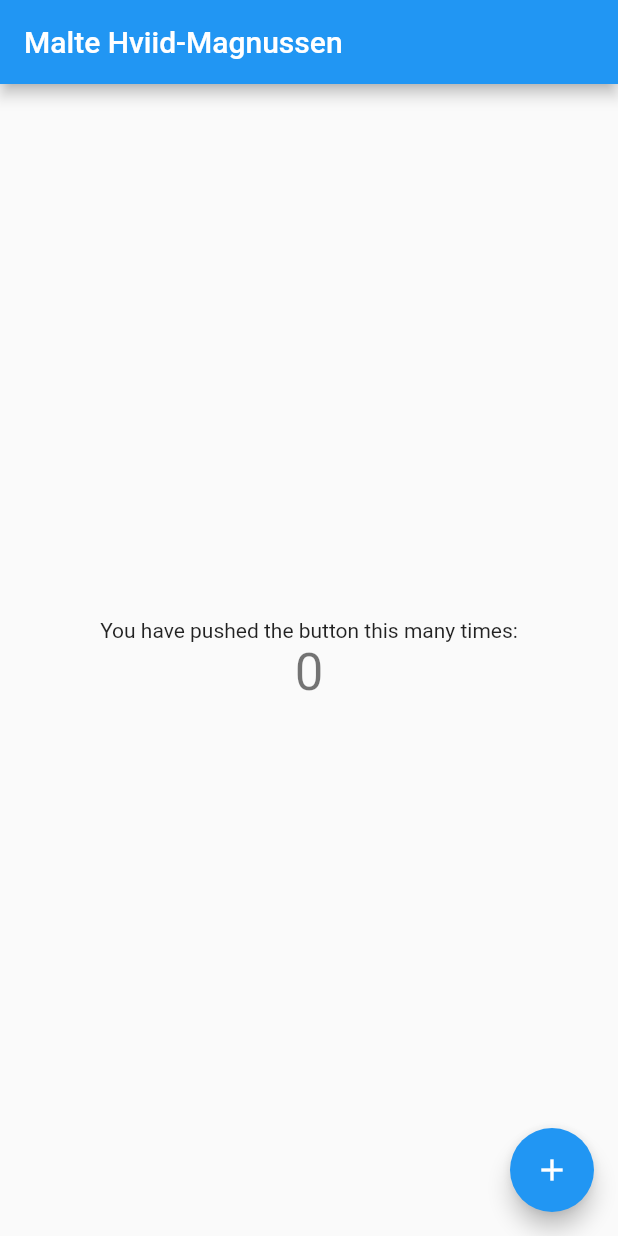
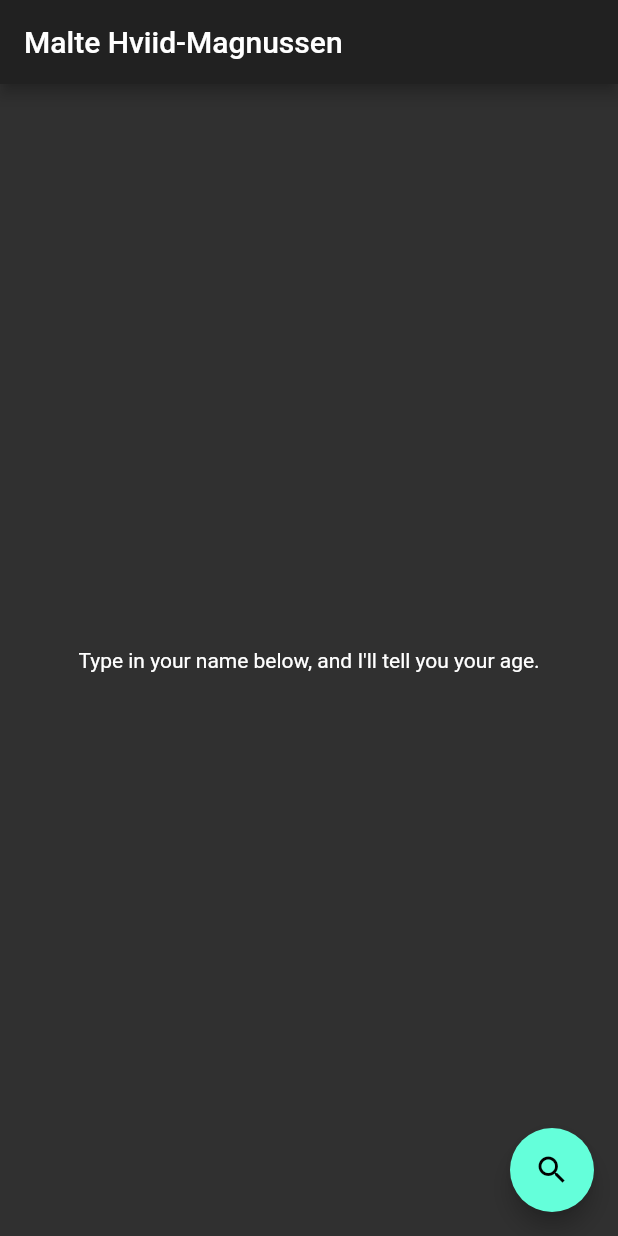
Before and after one commit to MalteMagnussen/flutterhobby, a Flutter app: the screen it shows after launch, on a phone screen of 412 x 824 dp. Run offline on Flutter 3.47's test engine with Material 2 defaults, Android fonts, the phone set to English and light mode, and no system bars.

Commit message:
Changed theme and cleaned up default code

```diff
--- a/lib/main.dart
+++ b/lib/main.dart
@@ -12,103 +12,35 @@ class MyApp extends StatelessWidget {
   Widget build(BuildContext context) {
     return MaterialApp(
       title: 'Malte Hviid-Magnussen',
-      theme: ThemeData(
-        // This is the theme of your application.
-        //
-        // Try running your application with "flutter run". You'll see the
-        // application has a blue toolbar. Then, without quitting the app, try
-        // changing the primarySwatch below to Colors.green and then invoke
-        // "hot reload" (press "r" in the console where you ran "flutter run",
-        // or simply save your changes to "hot reload" in a Flutter IDE).
-        // Notice that the counter didn't reset back to zero; the application
-        // is not restarted.
-        primarySwatch: Colors.blue,
-      ),
-      home: const MyHomePage(title: 'Malte Hviid-Magnussen'),
+      theme: ThemeData.dark(),
+      home: const MyHomePage(),
     );
   }
 }
 
 class MyHomePage extends StatefulWidget {
-  const MyHomePage({Key? key, required this.title}) : super(key: key);
-
-  // This widget is the home page of your application. It is stateful, meaning
-  // that it has a State object (defined below) that contains fields that affect
-  // how it looks.
-
-  // This class is the configuration for the state. It holds the values (in this
-  // case the title) provided by the parent (in this case the App widget) and
-  // used by the build method of the State. Fields in a Widget subclass are
-  // always marked "final".
-
-  final String title;
-
+  const MyHomePage({Key? key}) : super(key: key);
   @override
   State<MyHomePage> createState() => _MyHomePageState();
 }
 
 class _MyHomePageState extends State<MyHomePage> {
-  int _counter = 0;
-
-  void _incrementCounter() {
-    setState(() {
-      // This call to setState tells the Flutter framework that something has
-      // changed in this State, which causes it to rerun the build method below
-      // so that the display can reflect the updated values. If we changed
-      // _counter without calling setState(), then the build method would not be
-      // called again, and so nothing would appear to happen.
-      _counter++;
-    });
-  }
-
   @override
   Widget build(BuildContext context) {
-    // This method is rerun every time setState is called, for instance as done
-    // by the _incrementCounter method above.
-    //
-    // The Flutter framework has been optimized to make rerunning build methods
-    // fast, so that you can just rebuild anything that needs updating rather
-    // than having to individually change instances of widgets.
     return Scaffold(
       appBar: AppBar(
-        // Here we take the value from the MyHomePage object that was created by
-        // the App.build method, and use it to set our appbar title.
-        title: Text(widget.title),
+        title: const Text('Malte Hviid-Magnussen'),
       ),
-      body: Center(
-        // Center is a layout widget. It takes a single child and positions it
-        // in the middle of the parent.
-        child: Column(
-          // Column is also a layout widget. It takes a list of children and
-          // arranges them vertically. By default, it sizes itself to fit its
-          // children horizontally, and tries to be as tall as its parent.
-          //
-          // Invoke "debug painting" (press "p" in the console, choose the
-          // "Toggle Debug Paint" action from the Flutter Inspector in Android
-          // Studio, or the "Toggle Debug Paint" command in Visual Studio Code)
-          // to see the wireframe for each widget.
-          //
-          // Column has various properties to control how it sizes itself and
-          // how it positions its children. Here we use mainAxisAlignment to
-          // center the children vertically; the main axis here is the vertical
-          // axis because Columns are vertical (the cross axis would be
-          // horizontal).
-          mainAxisAlignment: MainAxisAlignment.center,
-          children: <Widget>[
-            const Text(
-              'You have pushed the button this many times:',
-            ),
-            Text(
-              '$_counter',
-              style: Theme.of(context).textTheme.headline4,
-            ),
-          ],
+      body: const Center(
+        child: Text(
+          "Type in your name below, and I'll tell you your age.",
         ),
       ),
-      floatingActionButton: FloatingActionButton(
-        onPressed: _incrementCounter,
-        tooltip: 'Increment',
-        child: const Icon(Icons.add),
+
+      floatingActionButton: const FloatingActionButton(
+        onPressed: null,
+        tooltip: 'Search',
+        child: Icon(Icons.search),
       ), // This trailing comma makes auto-formatting nicer for build methods.
     );
   }
```
